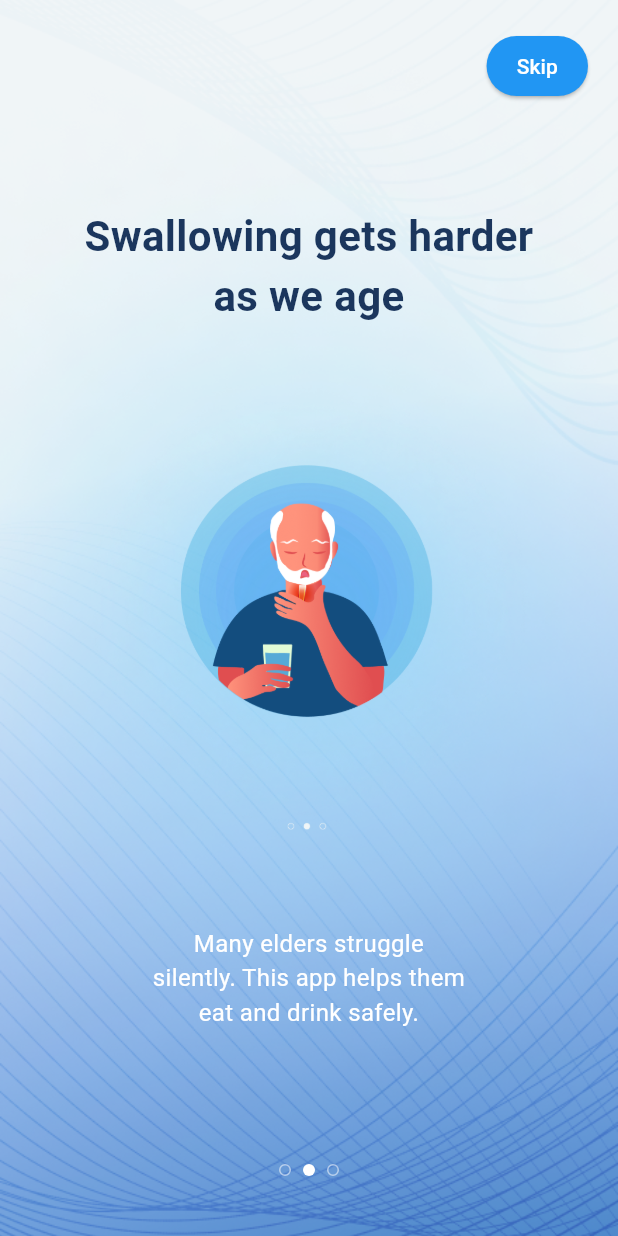
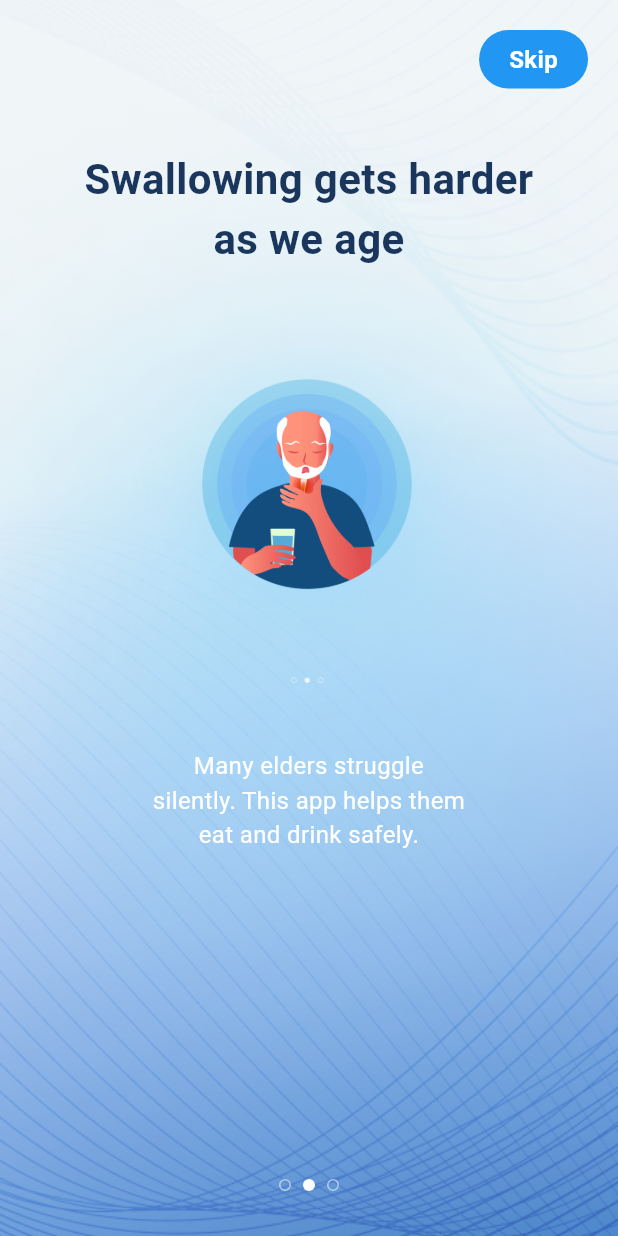
Before and after one commit to Masibonge05/Dysphagia-Care, a Flutter app: the Welcome4 screen opened by its route, on a phone screen of 412 x 824 dp. Run offline on Flutter 3.47's test engine with Material 3 defaults, Android fonts, the phone set to English and light mode, and no system bars; our stand-ins replace cloud_firestore, firebase_auth, firebase_core, firebase_messaging, flutter_local_notifications, flutter_svg and 2 more; missing offline and left inert: dart:js_interop; accounts and stored records are empty.

Commit message:
welcome1 welcome3 welcome4 welcome5

```diff
--- a/IDDSI-APP/lib/welcome1.dart
+++ b/IDDSI-APP/lib/welcome1.dart
@@ -28,9 +28,9 @@ class Welcome1 extends StatelessWidget {
           child: SafeArea(
             child: Center(
               child: Image.asset(
-                'assets/images/logo_new.png',
-                width: 150,
-                height: 150,
+                'assets/images/dysphagia_care.png',
+                width: 250,
+                height: 250,
                 fit: BoxFit.contain,
               ),
             ),
--- a/IDDSI-APP/lib/welcome4.dart
+++ b/IDDSI-APP/lib/welcome4.dart
@@ -1,4 +1,3 @@
-
 import 'package:flutter/material.dart';
 
 class Welcome4 extends StatelessWidget {
@@ -23,14 +22,17 @@ class Welcome4 extends StatelessWidget {
           ),
         ),
         child: GestureDetector(
+          behavior: HitTestBehavior.opaque,
+          onTap: onNext, // Tap to go to next page (Welcome5)
           // Enable swipe navigation
           onHorizontalDragEnd: (details) {
-            if (details.primaryVelocity! < 0) {
+            // Swipe right to go back to previous page (Welcome3)
+            if (details.primaryVelocity != null && details.primaryVelocity! > 0) {
+              onPrevious();
+            }
             // Swipe left to go to next page
+            else if (details.primaryVelocity != null && details.primaryVelocity! < 0) {
               onNext();
-            } else if (details.primaryVelocity! > 0) {
-              // Swipe right to go back to previous page
-              onPrevious();
             }
           },
           child: SafeArea(
@@ -42,29 +44,40 @@ class Welcome4 extends StatelessWidget {
                   child: Row(
                     mainAxisAlignment: MainAxisAlignment.end,
                     children: [
-                      ElevatedButton(
-                        onPressed: onNext, // Changed from onSkip to onNext
-                        style: ElevatedButton.styleFrom(
-                          backgroundColor: const Color(0xFF2196F3),
-                          foregroundColor: Colors.white,
-                          shape: RoundedRectangleBorder(
+                      GestureDetector(
+                        onTap: () {
+                          Navigator.pushReplacementNamed(context, '/signin');
+                        },
+                        child: Container(
+                          padding: const EdgeInsets.symmetric(horizontal: 20, vertical: 8),
+                          decoration: BoxDecoration(
+                            color: const Color(0xFF2196F3),
                             borderRadius: BorderRadius.circular(20),
                           ),
-                          padding: const EdgeInsets.symmetric(horizontal: 20, vertical: 8),
+                          child: const Text(
+                            'Skip',
+                            style: TextStyle(
+                              color: Colors.white,
+                              fontSize: 16,
+                              fontWeight: FontWeight.w600,
                             ),
-                        child: const Text('Skip'),
+                          ),
+                        ),
                       ),
                     ],
                   ),
                 ),
 
-                // Main content
+                // Main content - wrapped in Expanded with SingleChildScrollView
                 Expanded(
+                  child: SingleChildScrollView(
                     child: Padding(
                       padding: const EdgeInsets.symmetric(horizontal: 24),
                       child: Column(
                         mainAxisAlignment: MainAxisAlignment.center,
                         children: [
+                          const SizedBox(height: 20),
+
                           // Main heading
                           const Text(
                             'Swallowing gets harder\nas we age',
@@ -76,12 +89,12 @@ class Welcome4 extends StatelessWidget {
                             ),
                           ),
 
-                        const SizedBox(height: 40),
+                          const SizedBox(height: 30),
 
-                        // Grandpa illustration
+                          // Grandpa illustration - reduced size for smaller screens
                           Container(
-                          width: 300,
-                          height: 300,
+                            width: 250,
+                            height: 250,
                             decoration: const BoxDecoration(
                               shape: BoxShape.circle,
                             ),
@@ -89,13 +102,13 @@ class Welcome4 extends StatelessWidget {
                               child: Image.asset(
                                 'assets/images/oldman.png',
                                 fit: BoxFit.cover,
-                              width: 300,
-                              height: 300,
+                                width: 250,
+                                height: 250,
                               ),
                             ),
                           ),
 
-                        const SizedBox(height: 60),
+                          const SizedBox(height: 40),
 
                           // Subtitle description
                           const Text(
@@ -107,14 +120,17 @@ class Welcome4 extends StatelessWidget {
                               fontWeight: FontWeight.w400,
                             ),
                           ),
+
+                          const SizedBox(height: 20),
                         ],
+                      ),
                     ),
                   ),
                 ),
 
                 // Page indicator at bottom
                 Container(
-                  padding: const EdgeInsets.symmetric(vertical: 40),
+                  padding: const EdgeInsets.symmetric(vertical: 30),
                   child: Row(
                     mainAxisAlignment: MainAxisAlignment.center,
                     children: [
--- a/IDDSI-APP/pubspec.yaml
+++ b/IDDSI-APP/pubspec.yaml
@@ -115,7 +115,7 @@ flutter:
     - assets/icons/top_menu.svg
     - assets/images/background2.png
     - assets/images/logo_new.png
-    - assets/images/iddsi_new.png
+    - assets/images/dysphagia_care.png
 
     - assets/
     - assets/images/
```
Also changed, not shown: IDDSI-APP/lib/welcome2.dart (+11 -0 lines), IDDSI-APP/lib/welcome3.dart (+25 -12 lines), IDDSI-APP/lib/welcome5.dart (+33 -17 lines), IDDSI-APP/assets/images/dysphagia_care.png (added), IDDSI-APP/pubspec.lock. Lines whose indentation alone changed are shown as unchanged.
